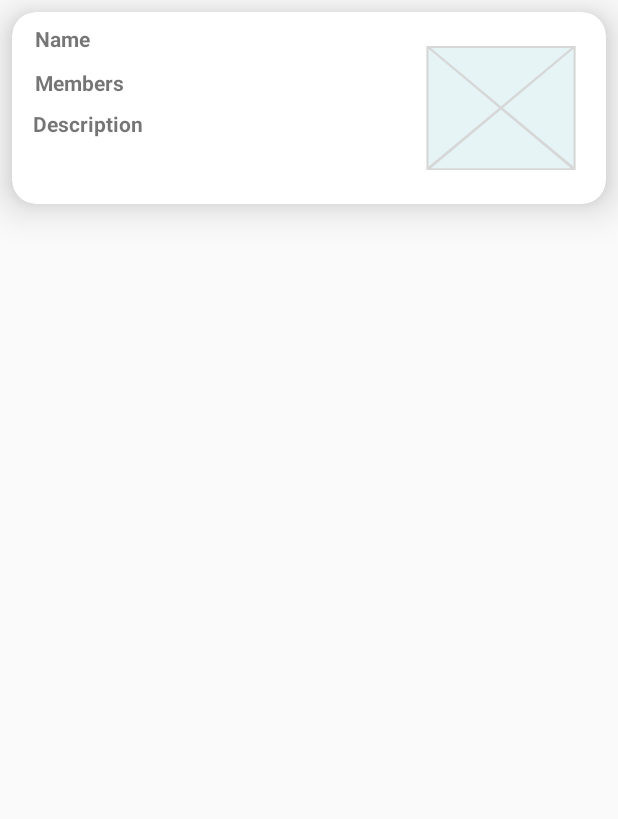
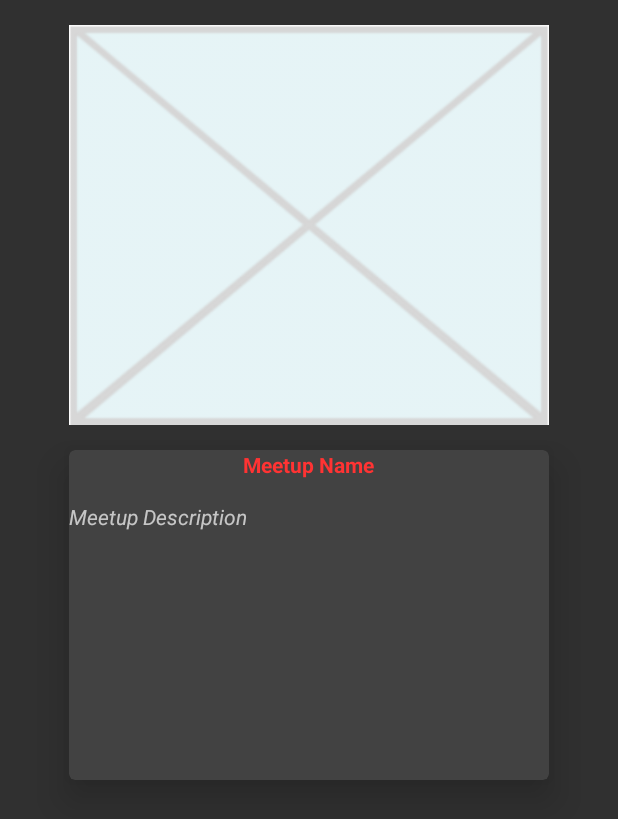
Before and after one commit to anr96/Meetup-API-Android-App, an Android app: the layout list_item_meet_up.xml on its own in the app's theme, with its tools: preview values and no code run, on a phone screen of 412 x 824 dp. Shown: the top 819 px of the screen. Run offline under Robolectric (Android 15) with nearby library versions, the phone set to English and light mode, and no system bars; network calls fail.

Commit message:
updated meetup xml, meetupdetails xml

```diff
--- a/EventBrowserFinale/app/src/main/res/layout/list_item_meet_up.xml
+++ b/EventBrowserFinale/app/src/main/res/layout/list_item_meet_up.xml
@@ -1,95 +1,54 @@
 <?xml version="1.0" encoding="utf-8"?>
+<LinearLayout xmlns:android="http://schemas.android.com/apk/res/android"
+	android:orientation="vertical" android:layout_width="match_parent"
+	android:layout_height="match_parent">
+
+	<ImageView
+		android:id="@+id/story_card"
+		android:src="@drawable/card"
+		android:layout_gravity="center"
+		android:layout_width="320dp"
+		android:layout_height="300dp"
+		/>
+
 	<android.support.v7.widget.CardView
-  xmlns:tools="http://schemas.android.com/tools"
-  android:id="@+id/cardView"
-    android:layout_width="match_parent"
-    android:layout_height="wrap_content"
-    android:layout_marginBottom="8dp"
-  	android:layout_marginTop="8dp"
-  	android:layout_marginLeft="8dp"
-  	android:layout_marginRight="8dp"
-    app:cardCornerRadius="@dimen/activity_vertical_margin"
-    app:cardElevation="@dimen/activity_vertical_margin"
-    xmlns:android="http://schemas.android.com/apk/res/android"
-    xmlns:app="http://schemas.android.com/apk/res-auto">
+		xmlns:card_view="http://schemas.android.com/apk/res-auto"
+		android:id="@+id/card_view"
+		android:layout_gravity="center"
+		android:layout_width="320dp"
+		android:layout_height="220dp"
+		card_view:cardElevation="16dp"
+		card_view:cardCornerRadius="4dp">
 
 		<RelativeLayout
 			android:layout_width="match_parent"
-				  android:layout_height="128dp"
-				  android:elevation="4dp">
+			android:layout_height="match_parent">
 
-	  <com.android.volley.toolbox.NetworkImageView
-		  android:id="@+id/nivPhoto"
-		  android:layout_width="100dp"
-		  android:layout_height="130dp"
-		  android:layout_marginEnd="20dp"
-		  android:layout_marginRight="20dp"
-		  android:src="@drawable/card"
-		  android:layout_alignParentEnd="true"
-		  android:layout_alignParentRight="true"
-		  android:layout_centerVertical="true"/>
-<!--
-	  <ImageView
-		  android:id="@+id/list_item_story_card"
-		  android:layout_width="115dp"
-		  android:layout_height="115dp"
-		  android:src="@drawable/card"
-		  android:layout_alignParentRight="true"
-		  android:layout_marginRight="6dp"
-		  android:paddingTop="50dp"
-		  android:padding="4dp"/>
--->
+
+
+
 			<TextView
-		android:id="@+id/list_meet_up_name"
+				android:text="Meetup Description"
 				android:layout_width="match_parent"
 				android:layout_height="wrap_content"
-		android:layout_toLeftOf="@+id/nivPhoto"
-		android:textStyle="bold"
-		android:paddingTop="8dp"
-		tools:text="Name"
-		android:paddingLeft="15dp"
-		android:paddingBottom="10dp"/>
+				android:layout_below="@+id/name_cardview"
+				android:layout_alignParentLeft="true"
+				android:layout_alignParentStart="true"
+				android:layout_marginTop="15dp"
+				android:id="@+id/description_cardview"
+				android:textStyle="normal|italic" />
 
 			<TextView
-		  android:id="@+id/list_meet_up_members"
-		  android:layout_width="match_parent"
+				android:text="Meetup Name"
+				android:layout_width="wrap_content"
 				android:layout_height="wrap_content"
-		  android:textStyle="bold"
-		  tools:text="Members"
-		  android:layout_below="@+id/list_meet_up_name"
-		  android:layout_toLeftOf="@+id/nivPhoto"
-		  android:layout_toStartOf="@+id/nivPhoto"
-		  android:paddingLeft="15dp"
-		  android:paddingBottom="8dp"/>
+				android:layout_alignParentTop="true"
+				android:layout_centerHorizontal="true"
+				android:id="@+id/name_cardview"
+				android:textStyle="normal|bold"
+				android:textColor="@color/pink"/>
+		</RelativeLayout>
 
-	  <!--
-	<TextView
-	  android:id="@+id/list_meet_up_link"
-	  android:layout_width="match_parent"
-	  android:layout_height="wrap_content"
-	  android:textStyle="bold"
-	  tools:text="Link"
-	  android:layout_below="@+id/list_meet_up_name"
-	  android:layout_toLeftOf="@+id/nivPhoto"
-	  android:layout_toStartOf="@+id/nivPhoto"
-	  android:paddingLeft="15dp"
-	  android:paddingBottom="8dp"/> -->
+	</android.support.v7.widget.CardView>
 
-	<TextView
-	  android:id="@+id/list_meet_up_description"
-	  android:layout_width="match_parent"
-	  android:layout_height="wrap_content"
-	  android:textStyle="bold"
-	  tools:text="Description"
-	  android:paddingLeft="4dp"
-	  android:paddingBottom="8dp"
-	  android:layout_marginLeft="10dp"
-	  android:layout_below="@+id/list_meet_up_members"
-	  android:layout_alignParentLeft="true"
-	  android:layout_alignParentStart="true"
-	  android:layout_toLeftOf="@+id/nivPhoto"
-	  android:layout_toStartOf="@+id/nivPhoto"
-	  android:layout_marginRight="10dp"/>
-
-  </RelativeLayout>
-</android.support.v7.widget.CardView>
+</LinearLayout>
--- a/EventBrowserFinale/app/src/main/res/values/colors.xml
+++ b/EventBrowserFinale/app/src/main/res/values/colors.xml
@@ -4,4 +4,6 @@
   <color name="colorPrimaryDark">#303F9F</color>
   <color name="colorAccent">#FF4081</color>
   <color name="gray">#444440</color>
+  <color name="pink">#ff3333</color>
+
 </resources>
--- a/EventBrowserFinale/app/src/main/res/values/styles.xml
+++ b/EventBrowserFinale/app/src/main/res/values/styles.xml
@@ -2,7 +2,7 @@
 
   <!-- Base application theme. -->
   <!-- <style name="AppTheme" parent="Theme.AppCompat.Light.DarkActionBar"> -->
-	<style name="AppTheme" parent="Theme.AppCompat.Light.NoActionBar">
+	<style name="AppTheme" parent="Theme.AppCompat">
     <!-- Customize your theme here. -->
     <item name="colorPrimary">@color/colorPrimary</item>
     <item name="colorPrimaryDark">@color/colorPrimaryDark</item>
```
Also changed, not shown: EventBrowserFinale/app/src/main/res/layout/fragment_meet_up_details.xml (+76 -48 lines). Lines whose indentation alone changed are shown as unchanged.
